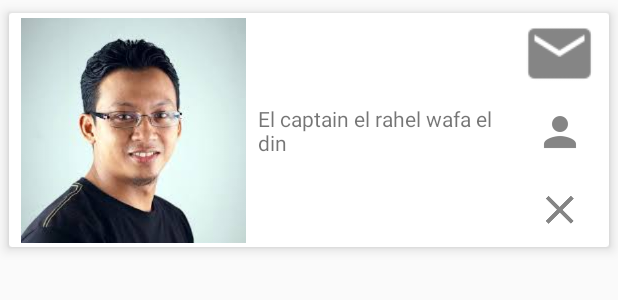
After one commit to wafalabidi/SecondChance, an Android app: the layout friends_list_row.xml on its own in the app's theme, with its tools: preview values and no code run, on a phone screen of 412 x 824 dp. The commit adds this screen. Shown: the top 300 px of the screen. Run offline under Robolectric (Android 15) with nearby library versions, the phone set to English and light mode, and no system bars; Roboto replaces fonts that are not available here.

```diff
--- a/app/src/main/AndroidManifest.xml
+++ b/app/src/main/AndroidManifest.xml
@@ -23,7 +23,7 @@
 
     <application
         android:allowBackup="true"
-        android:icon="@mipmap/ic_launcher"
+        android:icon="@drawable/ic_x"
         android:label="@string/app_name"
         android:roundIcon="@mipmap/ic_launcher_round"
         android:supportsRtl="true"
@@ -66,6 +66,9 @@
         <activity
             android:name=".PendingFriendRequestActivity"
             android:parentActivityName=".MainActivity" />
+        <activity
+            android:name=".FriendsListActivity"
+            android:parentActivityName=".MainActivity" />
 
         <service
             android:name=".Utils.FriendsWatcherService"
--- a/app/src/main/java/com/labidi/wafa/secondchance/BaseDrawerActivity.java
+++ b/app/src/main/java/com/labidi/wafa/secondchance/BaseDrawerActivity.java
@@ -86,7 +86,6 @@ public class BaseDrawerActivity extends BaseActivity implements NavigationView.O
 
     public void onGlobalMenuHeaderClick(final View v) {
         drawerLayout.closeDrawer(Gravity.LEFT);
-        Toast.makeText(this, "Aaaaa", Toast.LENGTH_SHORT).show();
         new Handler().postDelayed(new Runnable() {
             @Override
             public void run() {
@@ -109,7 +108,8 @@ public class BaseDrawerActivity extends BaseActivity implements NavigationView.O
             Intent intent = new Intent(this, PendingFriendRequestActivity.class);
             startActivity(intent);
         } else if (item.getItemId() == R.id.menu_friends) {
-
+            Intent intent = new Intent(this , FriendsListActivity.class) ;
+            startActivity(intent);
         }
         return false;
     }
--- a/app/src/main/java/com/labidi/wafa/secondchance/Fragment/PrivateProfileFragment.java
+++ b/app/src/main/java/com/labidi/wafa/secondchance/Fragment/PrivateProfileFragment.java
@@ -127,7 +127,7 @@ public class PrivateProfileFragment extends Fragment implements View.OnClickList
             @Override
             public void onResponse(Call<PostsResponse> call, Response<PostsResponse> response) {
 
-                if (response.isSuccessful()) {
+                if (response.isSuccessful()&& response.body().getPost() != null ) {
                     for (Post p : response.body().getPost()
                             ) {
                         p.setImage(RetrofitClient.BASE_URL + p.getImage());
--- a/app/src/main/java/com/labidi/wafa/secondchance/SearchPeoplesActivity.java
+++ b/app/src/main/java/com/labidi/wafa/secondchance/SearchPeoplesActivity.java
@@ -66,6 +66,7 @@ public class SearchPeoplesActivity extends BaseDrawerActivity implements SearchV
         MenuItem menuItem = menu.findItem(R.id.menu_toolbarSearch);
         SearchView searchView = (SearchView) menuItem.getActionView();
         searchView.setOnQueryTextListener(this);
+        getSupportActionBar().setDisplayHomeAsUpEnabled(false);
         return true;
     }
 
@@ -127,7 +128,6 @@ public class SearchPeoplesActivity extends BaseDrawerActivity implements SearchV
         progressDialog.show();
         RetrofitClient retrofitClient = new RetrofitClient();
         UserService.RegisterInterface registerInterface = retrofitClient.getRetrofit().create(UserService.RegisterInterface.class);
-        Log.e("User ID ", User.Id +"aa ");
         Call<DemandesResponse> call = registerInterface.checkInvitationById(User.Id);
         call.enqueue(new Callback<DemandesResponse>() {
             @Override
--- /dev/null
+++ b/app/src/main/res/layout/friends_list_row.xml
@@ -0,0 +1,78 @@
+<?xml version="1.0" encoding="utf-8"?>
+<android.support.v7.widget.CardView xmlns:android="http://schemas.android.com/apk/res/android"
+    xmlns:app="http://schemas.android.com/apk/res-auto"
+    xmlns:tools="http://schemas.android.com/tools"
+    android:layout_width="match_parent"
+    android:layout_height="wrap_content"
+    app:cardElevation="5dp"
+    app:cardUseCompatPadding="true">
+
+    <android.support.constraint.ConstraintLayout
+        android:layout_width="match_parent"
+        android:layout_height="wrap_content"
+
+        >
+
+        <ImageView
+            android:id="@+id/ivUserProfile"
+            android:layout_width="150dp"
+            android:layout_height="150dp"
+            android:layout_marginBottom="2dp"
+            android:layout_marginStart="8dp"
+            android:layout_marginTop="2dp"
+            android:src="@drawable/unknown"
+            app:layout_constraintBottom_toBottomOf="parent"
+            app:layout_constraintStart_toStartOf="parent"
+            app:layout_constraintTop_toTopOf="parent" />
+
+        <TextView
+            android:id="@+id/tvFriend"
+            android:layout_width="0dp"
+            android:layout_height="wrap_content"
+            android:layout_marginBottom="8dp"
+            android:layout_marginEnd="8dp"
+            android:layout_marginStart="8dp"
+            android:layout_marginTop="8dp"
+            android:text="El captain el rahel wafa el din"
+            app:layout_constraintBottom_toBottomOf="parent"
+            app:layout_constraintEnd_toStartOf="@+id/imageButton2"
+            app:layout_constraintStart_toEndOf="@+id/ivUserProfile"
+            app:layout_constraintTop_toTopOf="parent" />
+
+        <ImageButton
+            android:id="@+id/imageButton"
+            android:layout_width="50dp"
+            android:layout_height="50dp"
+            android:layout_marginEnd="8dp"
+            android:layout_marginTop="2dp"
+            android:background="@android:color/transparent"
+            android:scaleType="centerCrop"
+            android:src="@drawable/ic_send_message"
+            app:layout_constraintEnd_toEndOf="parent"
+            app:layout_constraintTop_toTopOf="parent" />
+
+        <ImageButton
+            android:id="@+id/imageButton3"
+            android:layout_width="50dp"
+            android:layout_height="50dp"
+            android:layout_marginEnd="8dp"
+            android:layout_marginTop="2dp"
+            android:background="@android:color/transparent"
+            android:src="@drawable/ic_refuse"
+            app:layout_constraintEnd_toEndOf="parent"
+            app:layout_constraintTop_toBottomOf="@+id/imageButton2" />
+
+        <ImageButton
+            android:id="@+id/imageButton2"
+            android:layout_width="50dp"
+            android:layout_height="50dp"
+            android:layout_marginEnd="8dp"
+            android:layout_marginTop="2dp"
+            android:background="@android:color/transparent"
+            android:src="@drawable/ic_profil_profil"
+            app:layout_constraintEnd_toEndOf="parent"
+            app:layout_constraintTop_toBottomOf="@+id/imageButton" />
+
+    </android.support.constraint.ConstraintLayout>
+
+</android.support.v7.widget.CardView>
--- a/app/src/main/res/menu/search_item_menu.xml
+++ b/app/src/main/res/menu/search_item_menu.xml
@@ -7,6 +7,7 @@
         android:title="search"
         app:actionViewClass="android.support.v7.widget.SearchView"
         app:showAsAction="always|collapseActionView"
+        android:contentDescription="@string/type_research_here"
         />
 
 </menu>
--- a/app/src/main/res/values/strings.xml
+++ b/app/src/main/res/values/strings.xml
@@ -46,6 +46,7 @@
         <item>http://scontent-b-fra.cdninstagram.com/hphotos-xaf1/t51.2885-15/s306x306/e15/10899087_405295322969722_20422376_n.jpg</item>
     </string-array>
     <string name="user_profile_photo">http://igcdn-photos-f-a.akamaihd.net/hphotos-ak-xpa1/t51.2885-19/929118_455075441302693_1605108410_a.jpg</string>
+    <string name="type_research_here">type research here</string>
     <plurals name="likes_count">
         <item quantity="one">%d like</item>
         <item quantity="other">%d likes</item>
```
Also changed, not shown: app/src/main/java/com/labidi/wafa/secondchance/API/RetrofitClient.java (+2 -5 lines), app/src/main/java/com/labidi/wafa/secondchance/API/UserService.java (+7 -1 lines), app/src/main/java/com/labidi/wafa/secondchance/Adapters/friendsListAdapter.java (added, +81 -0 lines), app/src/main/java/com/labidi/wafa/secondchance/FriendsListActivity.java (added, +89 -0 lines), app/src/main/res/layout/friends_list_activity.xml (added, +27 -0 lines), app/src/main/res/drawable-hdpi/ic_profil_profil.png (added), app/src/main/res/drawable-hdpi/ic_send_message.png (added), app/src/main/res/drawable-mdpi/ic_profil_profil.png (added), app/src/main/res/drawable-mdpi/ic_send_message.png (added), app/src/main/res/drawable-xhdpi/ic_profil_profil.png (added), app/src/main/res/drawable-xhdpi/ic_send_message.png (added), app/src/main/res/drawable-xxhdpi/ic_profil_profil.png (added), app/src/main/res/drawable-xxhdpi/ic_send_message.png (added).
